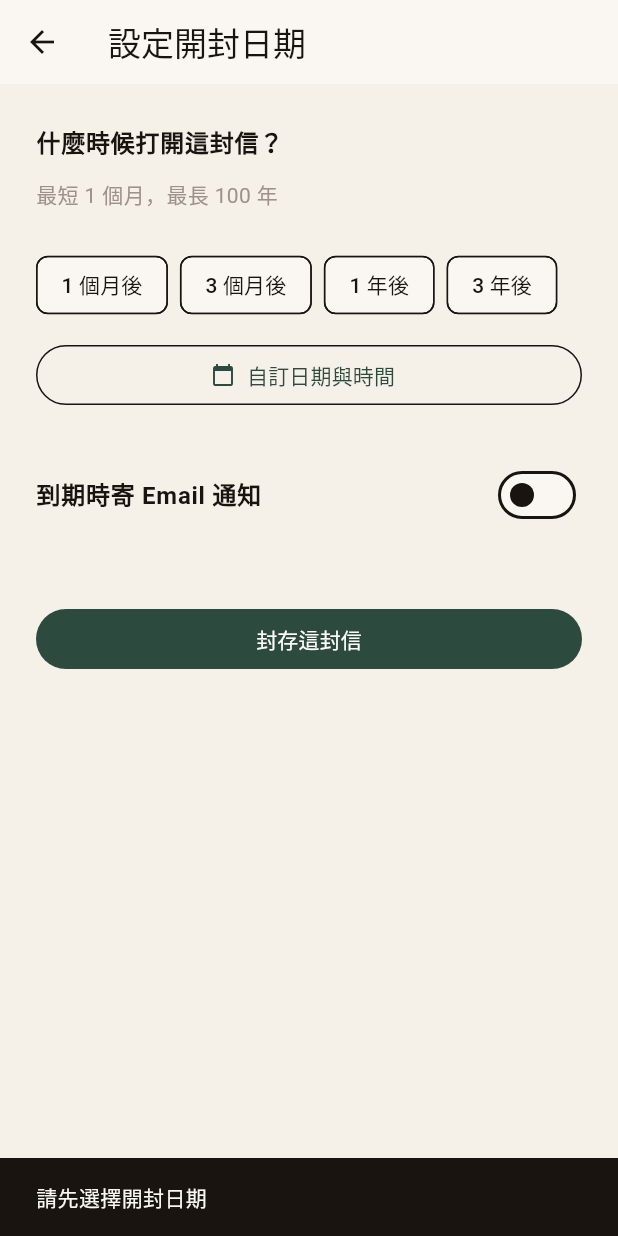
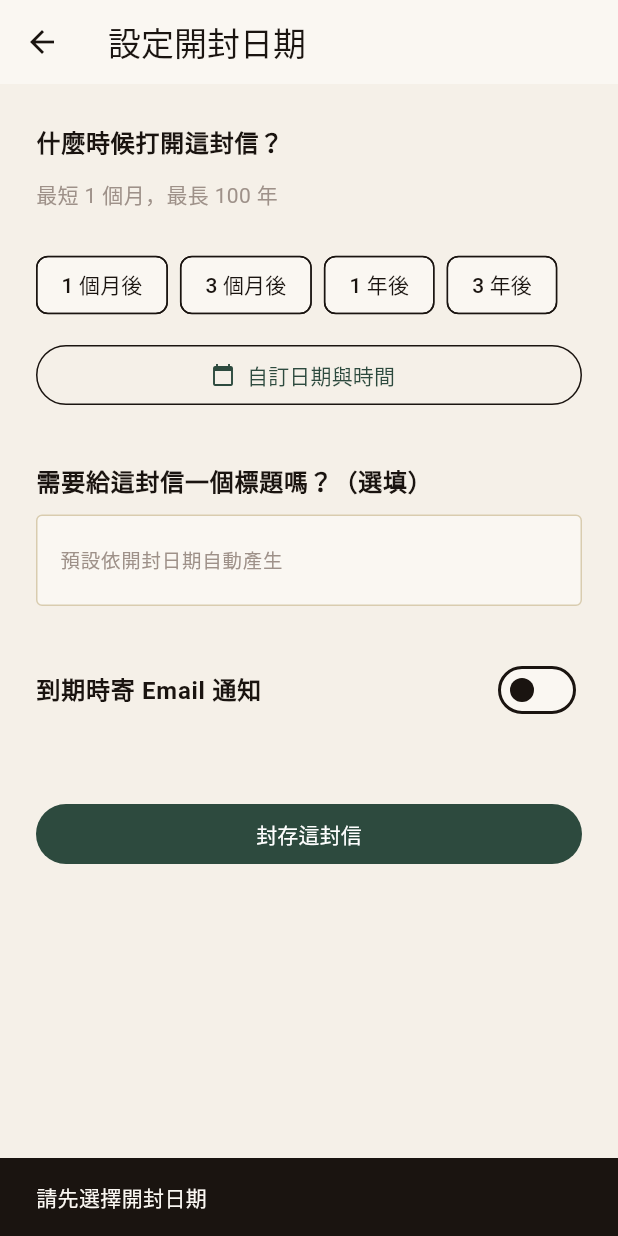
Before and after one commit to frankkn/OpenWhen, a Flutter app: the SetOpenDateScreen screen opened directly with empty values, after a tap on "封存這封信", on a phone screen of 412 x 824 dp. Run offline on Flutter 3.47's test engine with Material 3 defaults, Android fonts, the phone set to English and light mode, and no system bars; our stand-ins replace dio, firebase_auth, firebase_core, flutter_riverpod, go_router, google_fonts and 1 more; accounts and stored records are empty; network calls fail.

Commit message:
feat: add optional title input on set-open-date screen
Users can now give their capsule a title directly on the date-setting
screen. Hint text shows the auto-generated fallback (致 YYYY年M月D日 的我)
once a date is picked. Empty input saves as null, preserving existing
displayTitle fallback logic.

Co-Authored-By: Claude Sonnet 4.6 <noreply@anthropic.com>

```diff
--- a/frontend/lib/screens/capsule/set_open_date_screen.dart
+++ b/frontend/lib/screens/capsule/set_open_date_screen.dart
@@ -30,6 +30,8 @@ class _SetOpenDateScreenState extends ConsumerState<SetOpenDateScreen> {
   bool _sendEmail = false;
   bool _useLoginEmail = true;
   final _customEmailCtrl = TextEditingController();
+  late final TextEditingController _titleCtrl =
+      TextEditingController(text: widget.title ?? '');
   bool _saving = false;
 
   String? get _loginEmail => FirebaseAuth.instance.currentUser?.email;
@@ -44,6 +46,7 @@ class _SetOpenDateScreenState extends ConsumerState<SetOpenDateScreen> {
   @override
   void dispose() {
     _customEmailCtrl.dispose();
+    _titleCtrl.dispose();
     super.dispose();
   }
 
@@ -121,8 +124,9 @@ class _SetOpenDateScreenState extends ConsumerState<SetOpenDateScreen> {
     }
     setState(() => _saving = true);
     try {
+      final titleInput = _titleCtrl.text.trim();
       await ApiService().createCapsule(
-        title: widget.title,
+        title: titleInput.isEmpty ? null : titleInput,
         content: widget.content,
         mode: widget.mode,
         openDate: _openDate!,
@@ -196,6 +200,21 @@ class _SetOpenDateScreenState extends ConsumerState<SetOpenDateScreen> {
               ),
             ),
             const SizedBox(height: 32),
+            Text(
+              '需要給這封信一個標題嗎？（選填）',
+              style: Theme.of(context).textTheme.bodyLarge?.copyWith(fontWeight: FontWeight.w600),
+            ),
+            const SizedBox(height: 8),
+            TextField(
+              controller: _titleCtrl,
+              decoration: InputDecoration(
+                hintText: _openDate != null
+                    ? '預設為「致 ${_openDate!.year}年${_openDate!.month}月${_openDate!.day}日 的我」'
+                    : '預設依開封日期自動產生',
+                hintStyle: TextStyle(color: AppColors.warmGray, fontSize: 13),
+              ),
+            ),
+            const SizedBox(height: 32),
             Row(
               children: [
                 Expanded(
```
